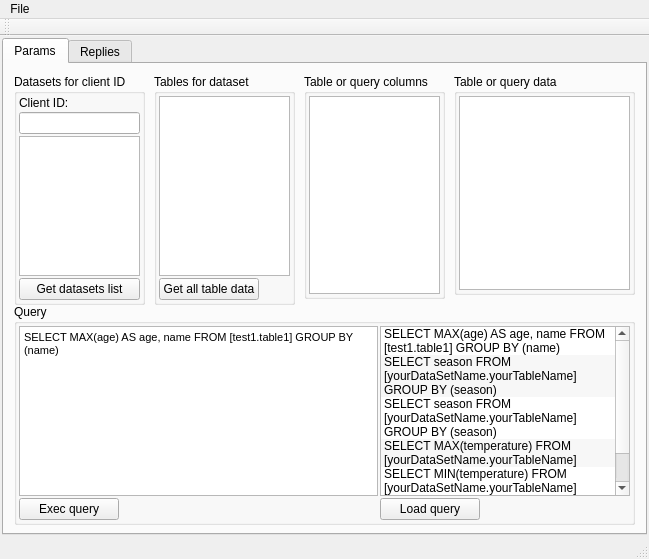
The window that mainwindow.ui (shonlove/qt-google-bigquery) describes before a commit, drawn with Qt 5.
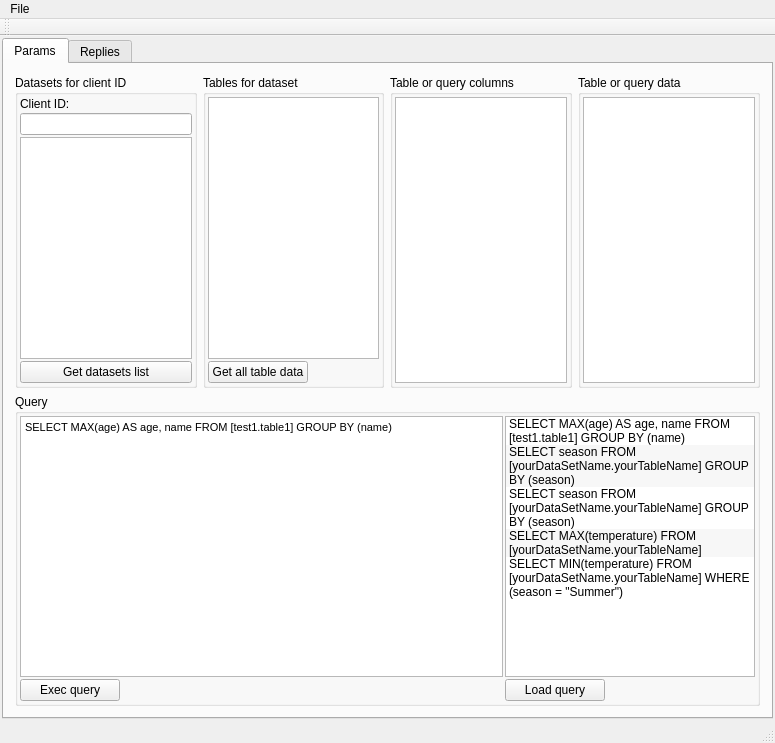
The same window after the commit.

The edit to the form file:
```diff
--- a/mainwindow.ui
+++ b/mainwindow.ui
@@ -6,8 +6,8 @@
    <rect>
     <x>0</x>
     <y>0</y>
-    <width>649</width>
-    <height>559</height>
+    <width>775</width>
+    <height>743</height>
    </rect>
   </property>
   <property name="windowTitle">
@@ -30,15 +30,9 @@
        <attribute name="title">
         <string>Params</string>
        </attribute>
+       <layout class="QGridLayout" name="gridLayout_4">
+        <item row="0" column="0">
        <widget class="QGroupBox" name="groupBox">
-        <property name="geometry">
-         <rect>
-          <x>10</x>
-          <y>10</y>
-          <width>131</width>
-          <height>231</height>
-         </rect>
-        </property>
         <property name="title">
          <string>Datasets for client ID</string>
         </property>
@@ -71,15 +65,9 @@
          </item>
         </layout>
        </widget>
+        </item>
+        <item row="0" column="1">
        <widget class="QGroupBox" name="groupBox_2">
-        <property name="geometry">
-         <rect>
-          <x>150</x>
-          <y>10</y>
-          <width>141</width>
-          <height>231</height>
-         </rect>
-        </property>
         <property name="title">
          <string>Tables for dataset</string>
         </property>
@@ -108,15 +96,9 @@
          </item>
         </layout>
        </widget>
+        </item>
+        <item row="0" column="2">
        <widget class="QGroupBox" name="groupBox_3">
-        <property name="geometry">
-         <rect>
-          <x>300</x>
-          <y>10</y>
-          <width>141</width>
-          <height>225</height>
-         </rect>
-        </property>
         <property name="title">
          <string>Table or query columns</string>
         </property>
@@ -132,15 +114,9 @@
          </item>
         </layout>
        </widget>
+        </item>
+        <item row="0" column="3">
        <widget class="QGroupBox" name="groupBox_4">
-        <property name="geometry">
-         <rect>
-          <x>450</x>
-          <y>10</y>
-          <width>181</width>
-          <height>221</height>
-         </rect>
-        </property>
         <property name="title">
          <string>Table or query data</string>
         </property>
@@ -156,15 +132,9 @@
          </item>
         </layout>
        </widget>
+        </item>
+        <item row="1" column="0" colspan="4">
        <widget class="QGroupBox" name="groupBox_5">
-        <property name="geometry">
-         <rect>
-          <x>10</x>
-          <y>240</y>
-          <width>621</width>
-          <height>221</height>
-         </rect>
-        </property>
         <property name="title">
          <string>Query</string>
         </property>
@@ -181,8 +151,8 @@
             <string>&lt;!DOCTYPE HTML PUBLIC &quot;-//W3C//DTD HTML 4.0//EN&quot; &quot;http://www.w3.org/TR/REC-html40/strict.dtd&quot;&gt;
 &lt;html&gt;&lt;head&gt;&lt;meta name=&quot;qrichtext&quot; content=&quot;1&quot; /&gt;&lt;style type=&quot;text/css&quot;&gt;
 p, li { white-space: pre-wrap; }
-&lt;/style&gt;&lt;/head&gt;&lt;body style=&quot; font-family:'MS Shell Dlg 2'; font-size:8.25pt; font-weight:400; font-style:normal;&quot;&gt;
-&lt;p style=&quot; margin-top:0px; margin-bottom:0px; margin-left:0px; margin-right:0px; -qt-block-indent:0; text-indent:0px;&quot;&gt;&lt;span style=&quot; font-size:8pt;&quot;&gt;SELECT MAX(age) AS age, name FROM [test1.table1] GROUP BY (name)&lt;/span&gt;&lt;/p&gt;&lt;/body&gt;&lt;/html&gt;</string>
+&lt;/style&gt;&lt;/head&gt;&lt;body style=&quot; font-family:'Sans Serif'; font-size:9pt; font-weight:400; font-style:normal;&quot;&gt;
+&lt;p style=&quot; margin-top:0px; margin-bottom:0px; margin-left:0px; margin-right:0px; -qt-block-indent:0; text-indent:0px;&quot;&gt;&lt;span style=&quot; font-family:'MS Shell Dlg 2'; font-size:8pt;&quot;&gt;SELECT MAX(age) AS age, name FROM [test1.table1] GROUP BY (name)&lt;/span&gt;&lt;/p&gt;&lt;/body&gt;&lt;/html&gt;</string>
            </property>
           </widget>
          </item>
@@ -279,6 +249,8 @@
          </item>
         </layout>
        </widget>
+        </item>
+       </layout>
       </widget>
       <widget class="QWidget" name="tab2">
        <attribute name="title">
@@ -305,8 +277,8 @@
     <rect>
      <x>0</x>
      <y>0</y>
-     <width>649</width>
-     <height>20</height>
+     <width>775</width>
+     <height>23</height>
     </rect>
    </property>
    <widget class="QMenu" name="menuFile">
```
Lines whose indentation alone changed are shown as unchanged.
